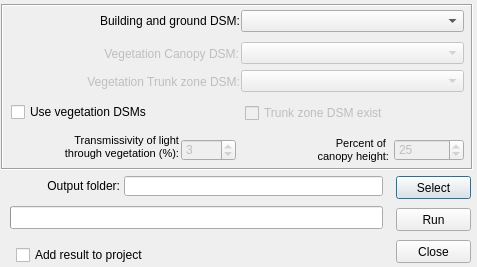
First picture: the form in SkyViewFactorCalculator/svf_calculator_dialog_base.ui, repository UMEP-dev/UMEP, before the edit.
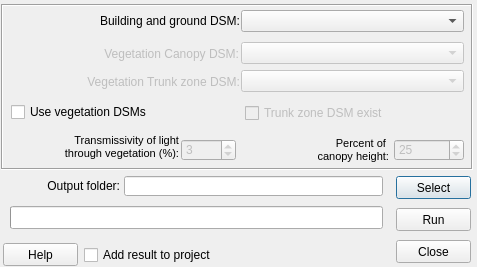
Second picture: the form after the edit.

Commit message: Adding documentation for SVFcaclulator, ShadowGenerator and Wall height

```diff
--- a/SkyViewFactorCalculator/svf_calculator_dialog_base.ui
+++ b/SkyViewFactorCalculator/svf_calculator_dialog_base.ui
@@ -22,7 +22,7 @@
    </property>
    <property name="geometry">
     <rect>
-     <x>16</x>
+     <x>84</x>
      <y>246</y>
      <width>250</width>
      <height>18</height>
@@ -331,6 +331,19 @@
     </property>
    </widget>
   </widget>
+  <widget class="QPushButton" name="pushButtonHelp">
+   <property name="geometry">
+    <rect>
+     <x>3</x>
+     <y>243</y>
+     <width>75</width>
+     <height>23</height>
+    </rect>
+   </property>
+   <property name="text">
+    <string>Help</string>
+   </property>
+  </widget>
   <zorder>frame</zorder>
   <zorder>checkBoxIntoCanvas</zorder>
   <zorder>pushButtonSave</zorder>
```
Left out of the diff: 1 changed line with no effect on the pictures. The commit also changes 29 other files.
